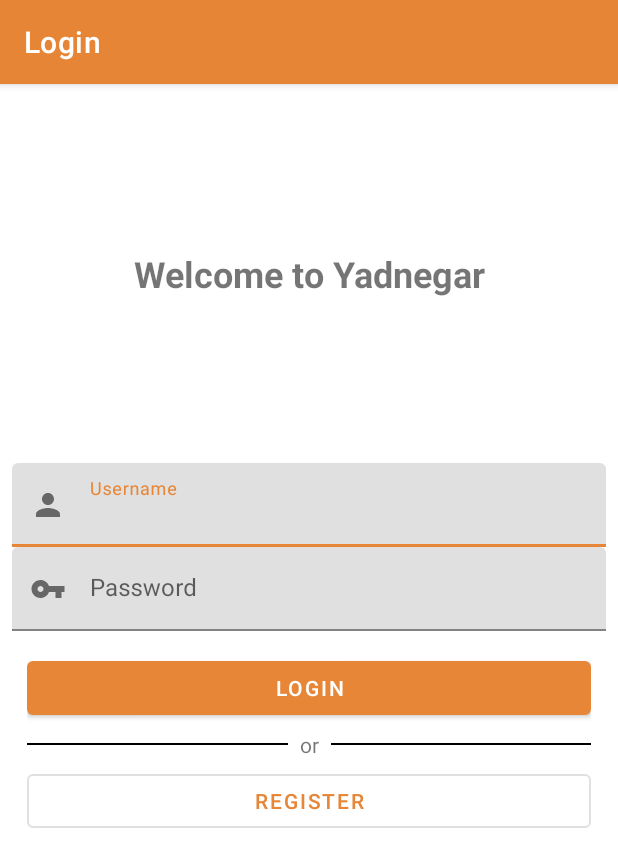
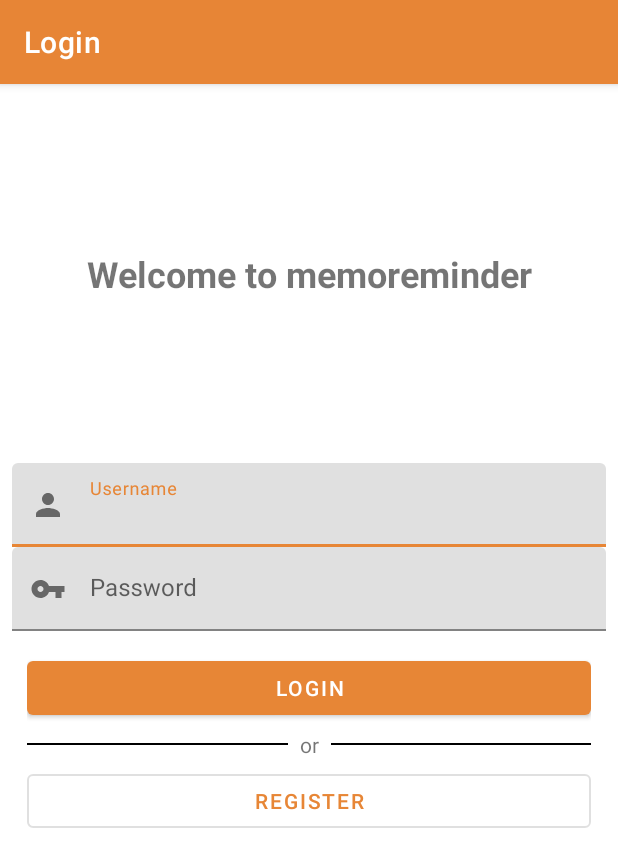
Before and after one commit to TahaJahani/YadNegar, an Android app: the screen it shows after launch (MainActivity), on a phone screen of 412 x 824 dp. Shown: the top 867 px of the screen. Run offline under Robolectric (Android 15) with nearby library versions, the phone set to English and light mode, and no system bars.

Commit message:
feat: some changes

```diff
--- a/app/src/main/res/layout/fragment_login.xml
+++ b/app/src/main/res/layout/fragment_login.xml
@@ -10,7 +10,7 @@
         android:layout_width="wrap_content"
         android:layout_height="wrap_content"
         android:layout_gravity="center"
-        android:text="Welcome to Yadnegar"
+        android:text="@string/welcome"
         android:textSize="24sp"
         android:textStyle="bold"
         app:layout_constraintBottom_toTopOf="@+id/linearLayout"
--- a/app/src/main/res/values/strings.xml
+++ b/app/src/main/res/values/strings.xml
@@ -3,6 +3,7 @@
     <string name="username">Username</string>
     <string name="password">Password</string>
     <string name="login">Login</string>
+    <string name="welcome">Welcome to memoreminder</string>
     <string name="or">or</string>
     <string name="register">Register</string>
     <string name="email">Email</string>
```
Also changed, not shown: 1 other file.
